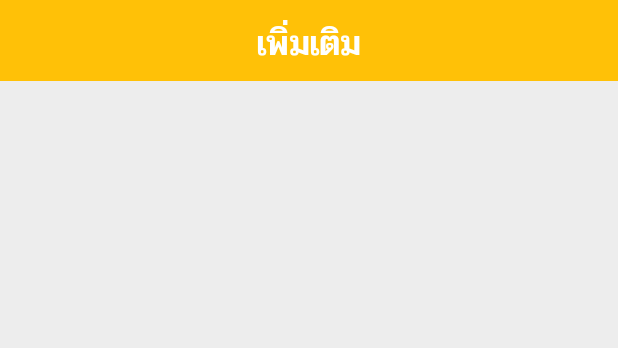
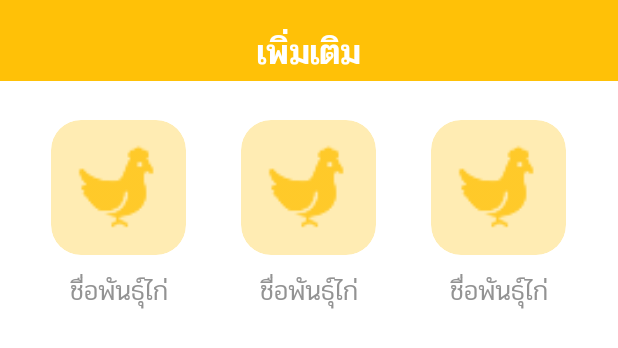
Before and after one commit to MelonDev/Thai-NativeChickenExpertSystem, an Android app: the layout fragment_tab_fifth.xml on its own in the app's theme, with its tools: preview values and no code run, on a phone screen of 412 x 824 dp. Shown: the top 348 px of the screen. Run offline under Robolectric (Android 15) with nearby library versions, the phone set to English and light mode, and no system bars; Roboto replaces fonts that are not available here.

Commit message:
ุ6 APR 2018

```diff
--- a/app/src/main/java/th/ac/up/agr/thai_nativechickenexpertsystem/Adapter/ChickenDetailAdapter.kt
+++ b/app/src/main/java/th/ac/up/agr/thai_nativechickenexpertsystem/Adapter/ChickenDetailAdapter.kt
@@ -45,7 +45,7 @@ class ChickenDetailAdapter(val context: Context,val sex :String,val arr :ArrayLi
 
 
     override fun getItemCount(): Int {
-        return 6
+        return 5
     }
 
     override fun onCreateViewHolder(parent: ViewGroup, viewType: Int): ChickenDetailViewHolder {
--- /dev/null
+++ b/app/src/main/res/drawable/ic_add_2.xml
@@ -0,0 +1,4 @@
+<vector android:height="24dp" android:viewportHeight="491.86"
+    android:viewportWidth="491.86" android:width="24dp" xmlns:android="http://schemas.android.com/apk/res/android">
+    <path android:fillColor="#FFFFFF" android:pathData="M465.167,211.614H280.245V26.691c0,-8.424 -11.439,-26.69 -34.316,-26.69s-34.316,18.267 -34.316,26.69v184.924H26.69C18.267,211.614 0,223.053 0,245.929s18.267,34.316 26.69,34.316h184.924v184.924c0,8.422 11.438,26.69 34.316,26.69s34.316,-18.268 34.316,-26.69V280.245H465.17c8.422,0 26.69,-11.438 26.69,-34.316S473.59,211.614 465.167,211.614z"/>
+</vector>
--- /dev/null
+++ b/app/src/main/res/drawable/ic_back.xml
@@ -0,0 +1,4 @@
+<vector android:height="24dp" android:viewportHeight="129"
+    android:viewportWidth="129" android:width="24dp" xmlns:android="http://schemas.android.com/apk/res/android">
+    <path android:fillColor="#FFFFFF" android:pathData="m88.6,121.3c0.8,0.8 1.8,1.2 2.9,1.2s2.1,-0.4 2.9,-1.2c1.6,-1.6 1.6,-4.2 0,-5.8l-51,-51 51,-51c1.6,-1.6 1.6,-4.2 0,-5.8s-4.2,-1.6 -5.8,0l-54,53.9c-1.6,1.6 -1.6,4.2 0,5.8l54,53.9z"/>
+</vector>
--- /dev/null
+++ b/app/src/main/res/drawable/ic_back2.xml
@@ -0,0 +1,4 @@
+<vector android:height="24dp" android:viewportHeight="492"
+    android:viewportWidth="492" android:width="24dp" xmlns:android="http://schemas.android.com/apk/res/android">
+    <path android:fillColor="#FFFFFF" android:pathData="M198.608,246.104L382.664,62.04c5.068,-5.056 7.856,-11.816 7.856,-19.024c0,-7.212 -2.788,-13.968 -7.856,-19.032l-16.128,-16.12C361.476,2.792 354.712,0 347.504,0s-13.964,2.792 -19.028,7.864L109.328,227.008c-5.084,5.08 -7.868,11.868 -7.848,19.084c-0.02,7.248 2.76,14.028 7.848,19.112l218.944,218.932c5.064,5.072 11.82,7.864 19.032,7.864c7.208,0 13.964,-2.792 19.032,-7.864l16.124,-16.12c10.492,-10.492 10.492,-27.572 0,-38.06L198.608,246.104z"/>
+</vector>
--- a/app/src/main/res/layout/fragment_tab_fifth.xml
+++ b/app/src/main/res/layout/fragment_tab_fifth.xml
@@ -1,9 +1,9 @@
-<FrameLayout xmlns:android="http://schemas.android.com/apk/res/android"
+<android.support.design.widget.CoordinatorLayout xmlns:android="http://schemas.android.com/apk/res/android"
     xmlns:tools="http://schemas.android.com/tools"
     android:layout_width="match_parent"
     android:layout_height="match_parent"
     xmlns:app="http://schemas.android.com/apk/res-auto"
-    android:background="#ededed"
+    android:background="#FFFFFF"
     tools:context="th.ac.up.agr.thai_nativechickenexpertsystem.Fragment.TabFifthFragment">
 
     <android.support.design.widget.AppBarLayout
@@ -28,7 +28,7 @@
                 android:layout_height="wrap_content"
                 android:layout_alignParentBottom="true"
                 android:layout_centerInParent="true"
-                android:layout_marginBottom="6dp"
+                android:layout_marginBottom="0dp"
                 android:layout_marginLeft="0dp"
                 android:fontFamily="@font/pridi_medium"
                 android:paddingBottom="0dp"
@@ -42,4 +42,23 @@
 
     </android.support.design.widget.AppBarLayout>
 
-</FrameLayout>
+    <android.support.v7.widget.RecyclerView
+        android:paddingTop="16dp"
+        android:clipToPadding="false"
+        android:id="@+id/more_recyclerview"
+        android:layout_width="match_parent"
+        android:layout_height="wrap_content"
+        android:layout_marginLeft="0dp"
+        android:layout_marginRight="0dp"
+        android:paddingLeft="16dp"
+        android:paddingRight="16dp"
+        android:layout_marginTop="0dp"
+        android:drawSelectorOnTop="false"
+        android:listSelector="@android:color/transparent"
+        app:layoutManager="android.support.v7.widget.GridLayoutManager"
+        app:layout_behavior="@string/appbar_scrolling_view_behavior"
+        app:spanCount="3"
+        tools:listitem="@layout/menu_icon_3"
+        />
+
+</android.support.design.widget.CoordinatorLayout>
--- a/app/src/main/res/layout/fragment_tab_second.xml
+++ b/app/src/main/res/layout/fragment_tab_second.xml
@@ -1,4 +1,4 @@
-<LinearLayout xmlns:android="http://schemas.android.com/apk/res/android"
+<android.support.design.widget.CoordinatorLayout xmlns:android="http://schemas.android.com/apk/res/android"
     xmlns:tools="http://schemas.android.com/tools"
     android:orientation="vertical"
     android:layout_width="match_parent"
@@ -198,4 +198,4 @@
 
 
 
-</LinearLayout>
+</android.support.design.widget.CoordinatorLayout>
--- /dev/null
+++ b/app/src/main/res/layout/menu_icon_3.xml
@@ -0,0 +1,60 @@
+<?xml version="1.0" encoding="utf-8"?>
+<LinearLayout xmlns:android="http://schemas.android.com/apk/res/android"
+    android:layout_width="match_parent"
+    android:id="@+id/subGridItem"
+    android:layout_height="wrap_content"
+    xmlns:app="http://schemas.android.com/apk/res-auto"
+    android:orientation="vertical">
+
+    <RelativeLayout
+        android:layout_width="match_parent"
+        android:layout_height="wrap_content">
+        <android.support.v7.widget.CardView
+            android:layout_centerHorizontal="true"
+            android:id="@+id/item_chicken_image2_cardView"
+            android:layout_marginTop="10dp"
+            android:layout_gravity="center_horizontal"
+            app:cardBackgroundColor="#FFECB3"
+            app:cardElevation="0dp"
+            app:cardCornerRadius="20dp"
+            android:layout_width="90dp"
+            android:layout_height="90dp">
+
+            <ImageView
+                android:layout_width="match_parent"
+                android:layout_height="match_parent"
+                android:src="@drawable/ic_chicken_on"
+                android:tint="@color/colorPrimary"
+                android:layout_margin="8dp"
+                />
+
+
+
+        </android.support.v7.widget.CardView>
+
+        <ImageView
+            android:layout_centerHorizontal="true"
+            android:id="@+id/item_chicken_image2"
+            android:layout_width="100dp"
+            android:layout_height="100dp"
+            android:scaleType="centerCrop"
+            />
+
+    </RelativeLayout>
+
+
+    <TextView
+        android:id="@+id/subChickenNameTitle"
+        android:layout_width="wrap_content"
+        android:layout_height="wrap_content"
+        android:layout_gravity="center_horizontal"
+        android:layout_marginBottom="10dp"
+        android:layout_marginTop="10dp"
+        android:fontFamily="@font/pridi_light"
+        android:gravity="center_horizontal"
+        android:maxWidth="100dp"
+        android:text="ชื่อพันธุ์ไก่"
+        android:textColor="@color/colorText"
+        android:textSize="18dp" />
+
+</LinearLayout>
```
Also changed, not shown: app/src/main/java/th/ac/up/agr/thai_nativechickenexpertsystem/Firebase/FirebaseLoadDetails.kt (+3 -8 lines), app/src/main/res/layout/detail_card_view.xml (+41 -33 lines), app/src/main/res/layout/fragment_tab_fourth.xml (+32 -5 lines), app/src/main/res/layout/fragment_tab_third.xml (+45 -0 lines), app/src/main/res/layout/menu_circle.xml (added, +73 -0 lines), app/src/main/res/layout/modern_detail_card_view.xml (+5 -4 lines).
